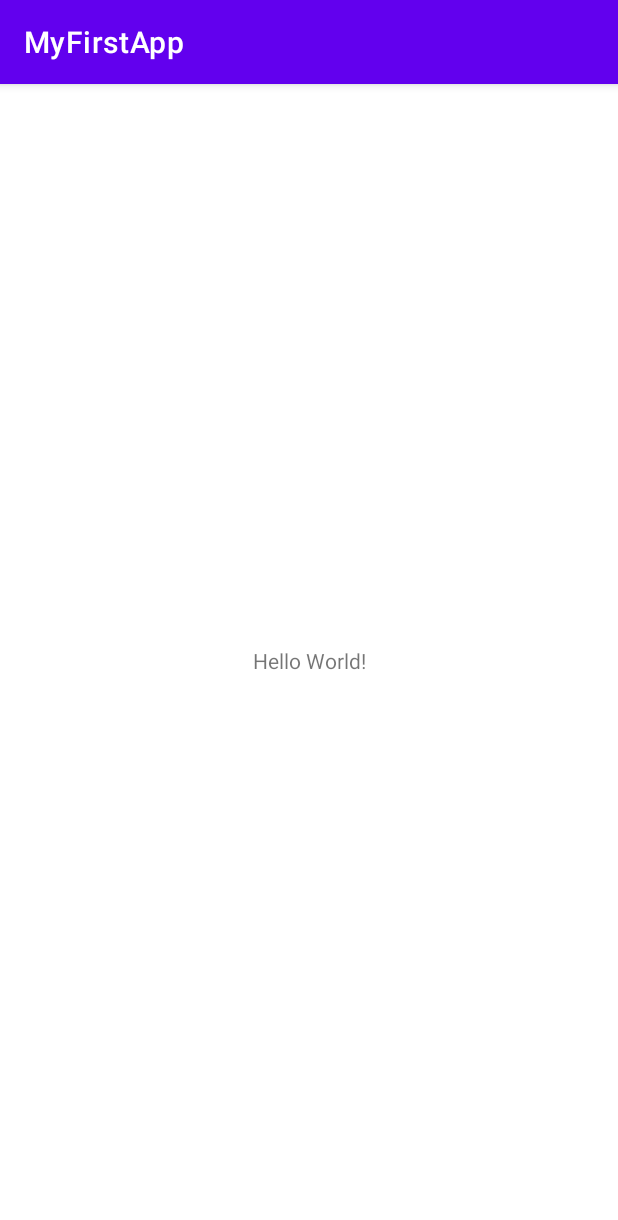
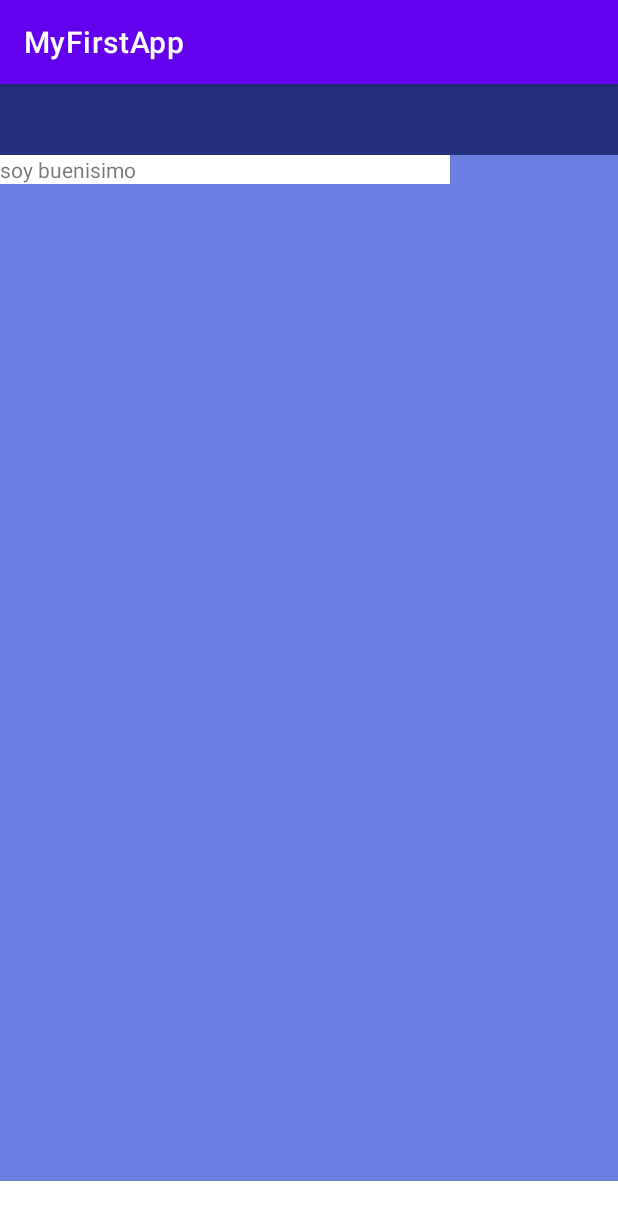
Before and after one commit to LuisDiazAl/MyFirstApp2, an Android app: the screen it shows after launch (MainActivity), on a phone screen of 412 x 824 dp. Shown: the top 1220 px of the screen. Run offline under Robolectric (Android 15) with nearby library versions, the phone set to English and light mode, and no system bars.

Commit message:
feat: change name
change name of extract strings

```diff
--- a/app/src/main/res/layout/activity_main.xml
+++ b/app/src/main/res/layout/activity_main.xml
@@ -6,13 +6,45 @@
     android:layout_height="match_parent"
     tools:context=".MainActivity">
 
-    <TextView
-        android:layout_width="wrap_content"
-        android:layout_height="wrap_content"
-        android:text="Hello World!"
-        app:layout_constraintBottom_toBottomOf="parent"
+    <LinearLayout
+        android:id="@+id/content"
+        android:layout_width="match_parent"
+        android:layout_height="684dp"
+        android:layout_marginTop="47dp"
+        android:background="#6E7FE3"
+        android:orientation="vertical"
+        app:layout_constraintTop_toTopOf="@id/header"
+        tools:layout_editor_absoluteX="0dp">
+
+        <LinearLayout
+            android:id="@+id/post1"
+            android:layout_width="wrap_content"
+            android:layout_height="wrap_content"
+            android:background="#FFFFFF"
+            android:orientation="vertical">
+
+            <ImageView
+                android:id="@+id/imageView"
+                android:layout_width="300dp"
+                android:layout_height="wrap_content"
+                tools:srcCompat="@tools:sample/avatars" />
+
+            <TextView
+                android:id="@+id/textView2"
+                android:layout_width="match_parent"
+                android:layout_height="match_parent"
+                android:text="@string/post_text1" />
+
+        </LinearLayout>
+    </LinearLayout>
+
+    <LinearLayout
+        android:id="@+id/header"
+        android:layout_width="match_parent"
+        android:layout_height="47dp"
+        android:background="#23307A"
+        android:orientation="horizontal"
         app:layout_constraintEnd_toEndOf="parent"
         app:layout_constraintStart_toStartOf="parent"
         app:layout_constraintTop_toTopOf="parent" />
-
 </androidx.constraintlayout.widget.ConstraintLayout>
--- a/app/src/main/res/values/strings.xml
+++ b/app/src/main/res/values/strings.xml
@@ -1,3 +1,4 @@
 <resources>
     <string name="app_name">MyFirstApp</string>
+    <string name="post_text1">soy buenisimo</string>
 </resources>
```
